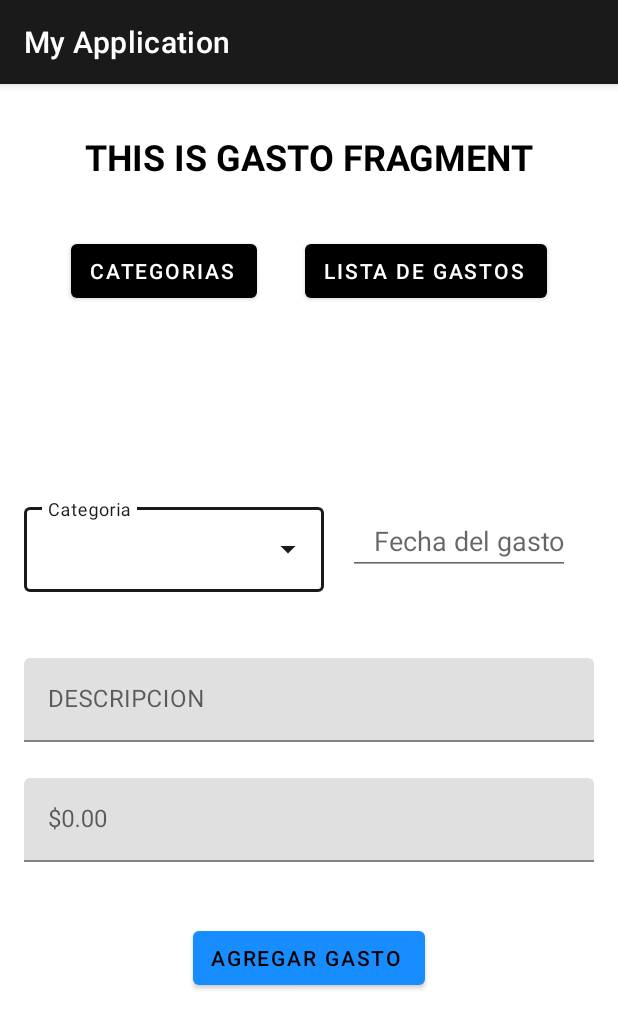
After one commit to AppGastosMoviles/AppGastosv1, an Android app: the fragment AgregarGastoFragment shown on its own in the app's theme, on a phone screen of 412 x 824 dp. The commit adds this screen. Shown: the top 1029 px of the screen. Run offline under Robolectric (Android 15) with nearby library versions, the phone set to English and light mode, and no system bars.

Commit message:
Se agrego el fragmento para agregar un gasto

```diff
--- a/app/build.gradle
+++ b/app/build.gradle
@@ -31,6 +31,7 @@ android {
         jvmTarget = '1.8'
     }
     buildFeatures {
+        dataBinding true
         viewBinding true
     }
 }
--- /dev/null
+++ b/app/src/main/java/com/sebastianb/myapplication/ui/agregargasto/AgregarGastoFragment.kt
@@ -0,0 +1,85 @@
+package com.sebastianb.myapplication.ui.agregargasto
+
+import android.app.DatePickerDialog
+import android.icu.text.SimpleDateFormat
+import android.os.Build
+import androidx.lifecycle.ViewModelProvider
+import android.os.Bundle
+import androidx.fragment.app.Fragment
+import android.view.LayoutInflater
+import android.view.View
+import android.view.ViewGroup
+import android.widget.ArrayAdapter
+import android.widget.TextView
+import androidx.annotation.RequiresApi
+import com.sebastianb.myapplication.R
+import com.sebastianb.myapplication.databinding.FragmentAgregarGastoBinding
+import java.util.*
+
+class AgregarGastoFragment : Fragment() {
+
+    private var _binding: FragmentAgregarGastoBinding? = null
+
+    private val binding get() = _binding!!
+
+    private var fechanacimiento: String = ""
+    private var cal = Calendar.getInstance()
+
+
+    @RequiresApi(Build.VERSION_CODES.N)
+    override fun onCreateView(
+        inflater: LayoutInflater, container: ViewGroup?,
+        savedInstanceState: Bundle?
+    ): View {
+
+        val dashboardViewModel = ViewModelProvider(this)[AgregarGastoViewModel::class.java]
+        _binding = FragmentAgregarGastoBinding.inflate(inflater, container, false)
+        val root: View = binding.root
+
+        val textView: TextView = binding.tvTitle
+        dashboardViewModel.text.observe(viewLifecycleOwner) {
+            textView.text = it
+        }
+
+        val dateSetListener = DatePickerDialog.OnDateSetListener { _, year, month, dayOfMonth ->
+            cal.set(Calendar.YEAR, year)
+            cal.set(Calendar.MONTH, month)
+            cal.set(Calendar.DAY_OF_MONTH, dayOfMonth)
+            val formato = SimpleDateFormat("dd/MM/yyyy", Locale.US)
+            fechanacimiento = formato.format(cal.time).toString()
+            binding.dateEditText.setText(fechanacimiento)
+        }
+
+        binding.dateEditText.setOnClickListener {
+
+            DatePickerDialog(
+                requireContext(),
+                dateSetListener,
+                cal.get(Calendar.YEAR),
+                cal.get(Calendar.MONTH),
+                cal.get(Calendar.DAY_OF_MONTH)
+            ).show()
+        }
+
+        val categorias = resources.getStringArray(R.array.lista_categorias)
+
+        //Creación del adapter
+        val adapter = ArrayAdapter(requireContext(), R.layout.list_item, categorias)
+
+        //Agregamos el adapter al autoCompleteTextView
+        with(binding.atvCategorias) {
+            setAdapter(adapter)
+        }
+
+        return root
+    }
+
+
+
+    override fun onDestroyView() {
+        super.onDestroyView()
+        _binding = null
+
+    }
+
+}
--- /dev/null
+++ b/app/src/main/java/com/sebastianb/myapplication/ui/agregargasto/AgregarGastoViewModel.kt
@@ -0,0 +1,13 @@
+package com.sebastianb.myapplication.ui.agregargasto
+
+import androidx.lifecycle.MutableLiveData
+import androidx.lifecycle.ViewModel
+
+class AgregarGastoViewModel : ViewModel() {
+
+    private val _text = MutableLiveData<String>().apply {
+        value = "This is Gasto Fragment"
+    }
+
+    val text: MutableLiveData<String> = _text
+}
--- /dev/null
+++ b/app/src/main/res/layout/fragment_agregar_gasto.xml
@@ -0,0 +1,208 @@
+<?xml version="1.0" encoding="utf-8"?>
+<androidx.constraintlayout.widget.ConstraintLayout xmlns:android="http://schemas.android.com/apk/res/android"
+    xmlns:app="http://schemas.android.com/apk/res-auto"
+    xmlns:tools="http://schemas.android.com/tools"
+    android:id="@+id/LyAgregar_gasto"
+    android:layout_width="match_parent"
+    android:layout_height="match_parent"
+    android:padding="16dp"
+    android:paddingTop="?attr/actionBarSize"
+
+    tools:context=".ui.agregargasto.AgregarGastoFragment">
+
+
+    <TextView
+        android:id="@+id/tvTitle"
+        android:layout_width="wrap_content"
+        android:layout_height="wrap_content"
+        android:text="@string/agregar_gasto"
+        android:textColor="@color/black"
+        android:textSize="24sp"
+        android:textStyle="bold"
+        android:textAllCaps="true"
+        android:layout_marginTop="16dp"
+        android:layout_marginBottom="16dp"
+        app:layout_constraintEnd_toEndOf="parent"
+        app:layout_constraintStart_toStartOf="parent"
+        app:layout_constraintTop_toTopOf="parent" />
+
+
+    <androidx.constraintlayout.widget.ConstraintLayout
+        android:id="@+id/clButtons"
+        android:layout_width="match_parent"
+        android:layout_height="wrap_content"
+        android:layout_marginTop="36dp"
+
+        app:layout_constraintEnd_toEndOf="parent"
+        app:layout_constraintStart_toStartOf="parent"
+        app:layout_constraintTop_toBottomOf="@+id/tvTitle"
+
+        >
+
+        <Button
+            android:id="@+id/btnCategorias"
+            style="@style/Widget.MaterialComponents.Button.Icon"
+            android:layout_width="wrap_content"
+
+            android:layout_height="wrap_content"
+            android:text="@string/categorias"
+            android:textColor="@color/white"
+
+
+            app:backgroundTint="@color/black"
+            app:layout_constraintTop_toTopOf="parent"
+            app:layout_constraintEnd_toStartOf="@id/btnListaGastos"
+            app:layout_constraintStart_toStartOf="parent"
+            />
+
+        <Button
+            android:id="@+id/btnListaGastos"
+            style="@style/Widget.MaterialComponents.Button.Icon"
+            android:layout_width="wrap_content"
+
+            android:layout_height="wrap_content"
+            android:text="@string/lista_gastos"
+            android:textColor="@color/white"
+
+
+            app:backgroundTint="@color/black"
+            app:layout_constraintTop_toTopOf="parent"
+            app:layout_constraintEnd_toEndOf="parent"
+            app:layout_constraintStart_toEndOf="@id/btnCategorias"
+            />
+
+    </androidx.constraintlayout.widget.ConstraintLayout>
+
+    <androidx.constraintlayout.widget.ConstraintLayout
+        android:id="@+id/clData"
+        android:layout_width="match_parent"
+        android:layout_height="wrap_content"
+        android:layout_marginTop="128dp"
+        android:layout_marginBottom="16dp"
+
+        app:layout_constraintTop_toBottomOf="@+id/clButtons"
+        app:layout_constraintEnd_toEndOf="parent"
+        app:layout_constraintStart_toStartOf="parent"
+        >
+
+        <com.google.android.material.textfield.TextInputLayout
+            android:id="@+id/tiCategorias"
+            style="@style/Widget.MaterialComponents.TextInputLayout.OutlinedBox.ExposedDropdownMenu"
+            android:layout_width="200dp"
+            android:layout_height="wrap_content"
+
+            app:layout_constraintStart_toStartOf="parent"
+            app:layout_constraintTop_toTopOf="parent"
+            app:layout_constraintEnd_toStartOf="@id/date_edit_text"
+
+
+            >
+
+            <AutoCompleteTextView
+                android:id="@+id/atvCategorias"
+                android:layout_width="match_parent"
+                android:layout_height="wrap_content"
+                android:inputType="none"
+                android:hint="@string/categoria" />
+        </com.google.android.material.textfield.TextInputLayout>
+
+
+
+        <com.google.android.material.textfield.TextInputEditText
+            android:id="@+id/date_edit_text"
+            android:layout_width="0dp"
+            android:layout_height="wrap_content"
+            android:layout_marginStart="16dp"
+            android:layout_marginTop="5dp"
+            android:layout_marginEnd="16dp"
+            android:clickable="true"
+            android:focusable="true"
+            android:focusableInTouchMode="false"
+            android:hint="@string/fecha_gasto"
+            android:inputType="date"
+            android:isScrollContainer="false"
+            android:textAlignment="textEnd"
+            android:textColor="@color/black"
+            app:layout_constraintTop_toTopOf="parent"
+            app:layout_constraintEnd_toEndOf="parent"
+            app:layout_constraintStart_toEndOf="@id/tiCategorias"
+            tools:ignore="TextContrastCheck,TouchTargetSizeCheck,SpeakableTextPresentCheck" />
+
+
+    </androidx.constraintlayout.widget.ConstraintLayout>
+
+
+    <com.google.android.material.textfield.TextInputLayout
+        android:id="@+id/tiDescripcion"
+        android:layout_width="match_parent"
+        android:layout_height="wrap_content"
+        android:layout_marginTop="36dp"
+        android:layout_marginBottom="8dp"
+        app:endIconMode="clear_text"
+        app:layout_constraintTop_toBottomOf="@id/clData"
+        app:layout_constraintBottom_toTopOf="@+id/tiGasto"
+        app:layout_constraintEnd_toEndOf="parent"
+        app:layout_constraintStart_toStartOf="parent">
+
+        <com.google.android.material.textfield.TextInputEditText
+            android:id="@+id/etDescripcion"
+            android:layout_width="match_parent"
+            android:layout_height="wrap_content"
+            android:layout_marginTop="8dp"
+            android:layout_marginBottom="8dp"
+            android:hint="@string/descripcion"
+
+            android:inputType="text"
+            android:textColor="@color/black"
+
+            android:textSelectHandle="@color/black"
+
+
+            />
+    </com.google.android.material.textfield.TextInputLayout>
+
+    <com.google.android.material.textfield.TextInputLayout
+        android:id="@+id/tiGasto"
+        android:layout_width="match_parent"
+        android:layout_height="wrap_content"
+        app:layout_constraintBottom_toTopOf="@+id/btnAgregarGasto"
+        app:layout_constraintEnd_toEndOf="parent"
+        app:layout_constraintStart_toStartOf="parent">
+
+        <com.google.android.material.textfield.TextInputEditText
+            android:id="@+id/etGasto"
+            android:layout_width="match_parent"
+            android:layout_height="wrap_content"
+            android:layout_marginTop="8dp"
+            android:layout_marginBottom="8dp"
+
+            android:hint="@string/gasto"
+            android:inputType="numberDecimal"
+            android:textColor="@color/black"
+
+            android:textSelectHandle="@color/black"
+
+
+            />
+    </com.google.android.material.textfield.TextInputLayout>
+
+
+    <Button
+        android:id="@+id/btnAgregarGasto"
+        style="@style/Widget.MaterialComponents.Button.Icon"
+        android:layout_width="wrap_content"
+
+        android:layout_height="wrap_content"
+        android:text="@string/agregar_gasto"
+        android:textColor="@color/black"
+        android:layout_marginTop="32dp"
+
+        app:backgroundTint="@color/color_boton"
+        app:layout_constraintEnd_toEndOf="parent"
+        app:layout_constraintStart_toStartOf="parent"
+        app:layout_constraintTop_toBottomOf="@+id/tiGasto" />
+
+
+
+
+</androidx.constraintlayout.widget.ConstraintLayout>
--- /dev/null
+++ b/app/src/main/res/layout/list_item.xml
@@ -0,0 +1,7 @@
+<?xml version="1.0" encoding="utf-8"?>
+<TextView
+    xmlns:android="http://schemas.android.com/apk/res/android"
+    android:layout_width="match_parent"
+    android:layout_height="wrap_content"
+    android:textAppearance="?attr/textAppearanceSubtitle1"
+    android:padding="16dp" />
--- a/app/src/main/res/values/strings.xml
+++ b/app/src/main/res/values/strings.xml
@@ -20,19 +20,26 @@
     <string name="gastos_totales">Gastos totales</string>
     <string name="dinero_total">$ 30\'000.000</string>
     <string name="agregar_gasto">Agregar gasto</string>
-    <string name="categoria">Categorias</string>
+    <string name="categoria">Categoria</string>
     <string name="gastos_recientes">Gastos recientes</string>
     <string name="cuenta">Cuenta</string>
-    <string name="elige">Elige tu</string>
-    <string name="categoria_">Categoria</string>
-    <string name="alimentacion">Alimentación</string>
-    <string name="indumentaria">Indumentaria</string>
-    <string name="cuidado_personal">Cuidado Personal</string>
-    <string name="entretenimiento">Entretenimiento</string>
-    <string name="otros">Otros</string>
-    <string name="producto">Producto</string>
+    <string name="gasto">$0.00</string>
+    <string name="lista_gastos">Lista de gastos</string>
+    <string name="categorias">Categorias</string>
     <string name="fecha">Fecha</string>
-    <string name="editar_perfil">Editar perfil</string>
-    <string name="cerrar_sesion">Cerrar sesion</string>
-    <string name="guardar">Guardar</string>
+    <string name="fecha_gasto">Fecha del gasto</string>
+    <string name="descripcion">DESCRIPCION</string>
+
+    <string-array name="lista_categorias">
+        <item>Hogar</item>
+        <item>Alimentación</item>
+        <item>Transporte</item>
+        <item>Ropa</item>
+        <item>Ocio</item>
+        <item>Salud</item>
+        <item>Educación</item>
+
+        <item>Otros</item>
+    </string-array>
+
 </resources>
--- a/build.gradle
+++ b/build.gradle
@@ -2,7 +2,7 @@
 plugins {
     id 'com.android.application' version '7.2.0' apply false
     id 'com.android.library' version '7.2.0' apply false
-    id 'org.jetbrains.kotlin.android' version '1.7.0' apply false
+    id 'org.jetbrains.kotlin.android' version '1.7.10' apply false
     id 'androidx.navigation.safeargs.kotlin' version '2.4.2' apply false
 }
 
```
